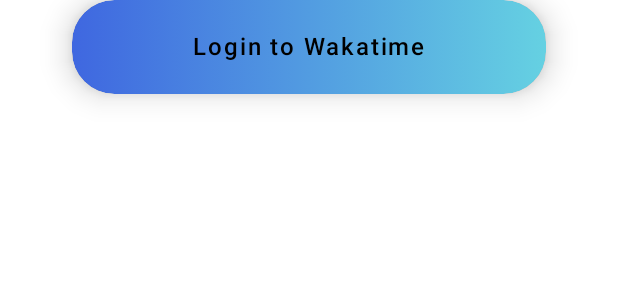
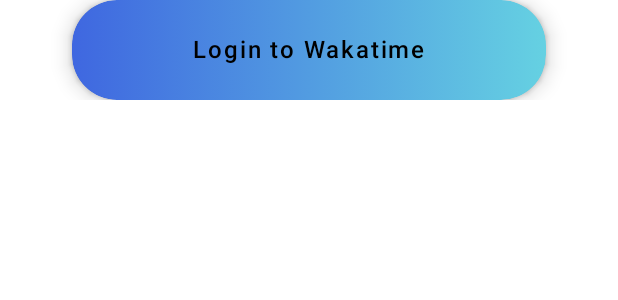
Before and after one commit to Jacob3075/WakaTimeApp, an Android app built with Jetpack Compose: the @Preview function LoginButtonPreview2, on a phone screen of 412 x 824 dp. Shown: the top 300 px of the screen. Run offline under Robolectric (Android 15) with nearby library versions, the phone set to English and light mode, and no system bars; our stand-ins replace Timber; libraries missing offline, so code that uses them is left out: net.openid.appauth.

Commit message:
WTA #3: Updated login module components to use new spacing class.

```diff
--- a/login/src/main/java/com/jacob/wakatimeapp/login/ui/LoginPageContent.kt
+++ b/login/src/main/java/com/jacob/wakatimeapp/login/ui/LoginPageContent.kt
@@ -26,6 +26,7 @@ import androidx.compose.ui.unit.sp
 import androidx.hilt.navigation.compose.hiltViewModel
 import com.jacob.wakatimeapp.core.ui.theme.WakaTimeAppTheme
 import com.jacob.wakatimeapp.core.ui.theme.gradients
+import com.jacob.wakatimeapp.core.ui.theme.spacing
 import net.openid.appauth.AuthorizationException
 import timber.log.Timber
 
@@ -43,6 +44,7 @@ fun LoginPageContent(
     }
 
     val launcher = authActivityResultLauncher(viewModel)
+    val spacing = MaterialTheme.spacing
 
     Column(
         horizontalAlignment = Alignment.CenterHorizontally,
@@ -50,6 +52,7 @@ fun LoginPageContent(
         modifier = modifier
             .fillMaxSize()
             .statusBarsPadding()
+            .padding(top = spacing.small, bottom = spacing.large)
     ) {
         AppTitle()
         LoginButton(onClick = { launcher.launch(viewModel.getAuthIntent()) })
@@ -57,17 +60,14 @@ fun LoginPageContent(
 }
 
 @Composable
-private fun AppTitle() {
-    Text(
+private fun AppTitle() = Text(
     text = "Wakatime Client",
-        modifier = Modifier.padding(top = 2.dp),
     style = TextStyle(
         fontSize = MaterialTheme.typography.h3.fontSize,
         fontWeight = FontWeight.SemiBold,
         fontFamily = FontFamily.Cursive
     )
 )
-}
 
 @Composable
 private fun authActivityResultLauncher(viewModel: LoginPageViewModel) =
@@ -90,28 +90,28 @@ private fun LoginButton(
         )
     )
     val buttonShape = RoundedCornerShape(percent = 45)
+    val spacing = MaterialTheme.spacing
     Button(
         onClick = onClick,
         colors = ButtonDefaults.buttonColors(Color.Transparent),
         shape = buttonShape,
         contentPadding = PaddingValues(),
         modifier = Modifier
-            .padding(horizontal = 48.dp)
-            .padding(bottom = 50.dp)
-            .shadow(12.dp, shape = buttonShape)
+            .padding(horizontal = spacing.large + spacing.medium)
+            .shadow(elevation = 8.dp, shape = buttonShape, clip = false)
     ) {
         Box(
             contentAlignment = Alignment.Center,
             modifier = Modifier
                 .fillMaxWidth()
                 .background(loginButtonGradient, buttonShape)
-                .padding(vertical = 8.dp)
+                .padding(vertical = spacing.small)
         ) {
             Text(
                 text = "Login to Wakatime",
                 fontSize = 16.sp,
                 fontWeight = FontWeight.SemiBold,
-                modifier = Modifier.padding(14.dp)
+                modifier = Modifier.padding(spacing.medium)
             )
         }
     }
```
Lines whose indentation alone changed are shown as unchanged.
